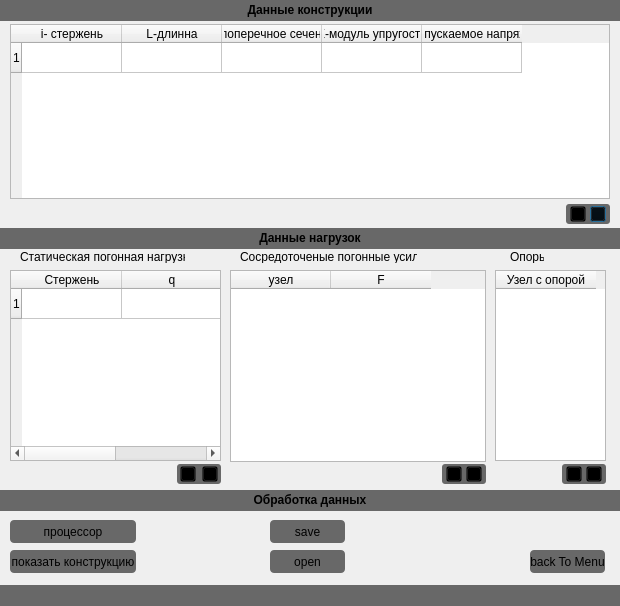
Old version of the form preprocessor.ui in the repository incub4/supr.
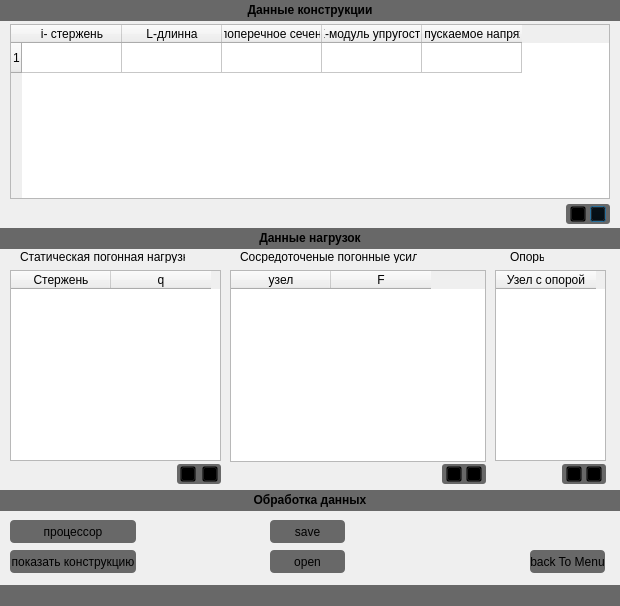
New version of the form. Icons and pictures are not drawn.

The edit to the form file:
```diff
--- a/preprocessor.ui
+++ b/preprocessor.ui
@@ -124,11 +124,6 @@
      <height>191</height>
     </rect>
    </property>
-   <row>
-    <property name="text">
-     <string>1</string>
-    </property>
-   </row>
    <column>
     <property name="text">
      <string>Стержень</string>
```
Left out of the diff: 8 changed lines with no effect on the pictures.
